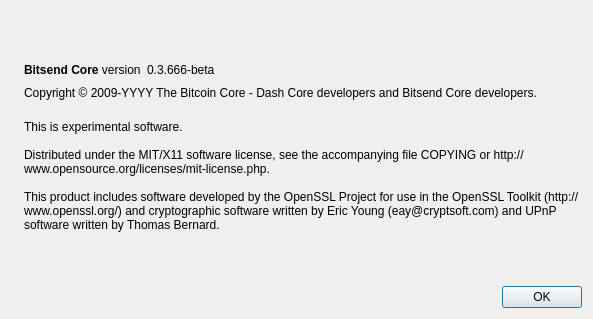
Qt form src/qt/forms/aboutdialog.ui (LIMXTEC/DUST) before a commit.
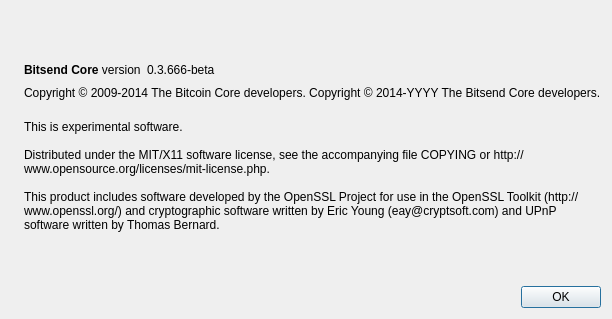
The same form after that commit. Icons and pictures are not drawn.

What changed in the file:
```diff
--- a/src/qt/forms/aboutdialog.ui
+++ b/src/qt/forms/aboutdialog.ui
@@ -91,7 +91,8 @@
         <cursorShape>IBeamCursor</cursorShape>
        </property>
        <property name="text">
-        <string>Copyright &amp;copy; 2009-YYYY The Bitcoin Core - Dash Core developers and Bitsend Core developers.</string>
+        <string>Copyright &amp;copy; 2009-2014 The Bitcoin Core developers.
+Copyright &amp;copy; 2014-YYYY The Bitsend Core developers.</string>
        </property>
        <property name="textFormat">
         <enum>Qt::RichText</enum>
```
